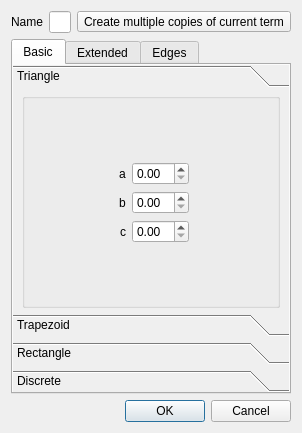
Qt form qtfuzzylite/ui/Term.ui (fuzzylite/fuzzylite) before a commit.
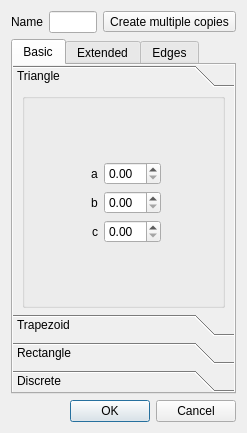
The same form after that commit. The open tabs and pages were chosen to show the change. Icons and pictures are not drawn.

What changed in the file:
```diff
--- a/qtfuzzylite/ui/Term.ui
+++ b/qtfuzzylite/ui/Term.ui
@@ -45,7 +45,7 @@
          <enum>Qt::StrongFocus</enum>
         </property>
         <property name="text">
-         <string>Create multiple copies of current term</string>
+         <string>Create multiple copies</string>
         </property>
         <property name="icon">
          <iconset resource="resources.qrc">
@@ -126,8 +126,8 @@
              <rect>
               <x>0</x>
               <y>0</y>
-              <width>108</width>
-              <height>123</height>
+              <width>221</width>
+              <height>190</height>
              </rect>
             </property>
             <property name="sizePolicy">
```
Left out of the diff: 17 changed lines with no effect on the pictures.
